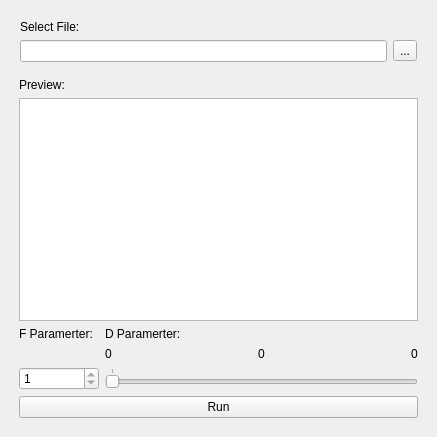
The window that mainwindow.ui (EmanueleGiannuzzi/DCT2_GUI) describes before a commit, drawn with Qt 5.
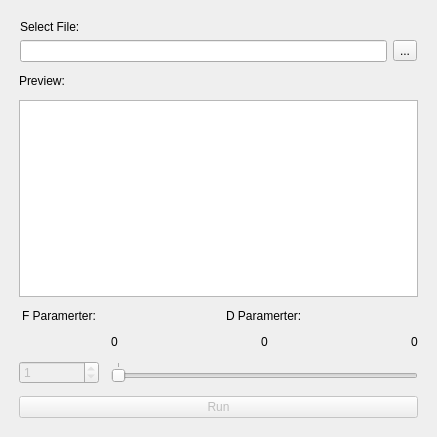
The same window after the commit.

Commit message: Ui tweaks and fixed fftw array cast

What changed in the file:
```diff
--- a/mainwindow.ui
+++ b/mainwindow.ui
@@ -24,7 +24,7 @@
     <item>
      <layout class="QVBoxLayout" name="mainLayout">
       <property name="spacing">
-       <number>6</number>
+       <number>12</number>
       </property>
       <property name="leftMargin">
        <number>10</number>
@@ -51,7 +51,7 @@
           <number>1</number>
          </property>
          <property name="bottomMargin">
-          <number>10</number>
+          <number>0</number>
          </property>
          <item row="0" column="0">
           <widget class="QLabel" name="selectFileLabel">
@@ -96,8 +96,21 @@
       </item>
       <item>
        <layout class="QGridLayout" name="gridLayout">
-        <item row="2" column="0">
+        <item row="0" column="0" alignment="Qt::AlignHCenter">
+         <widget class="QLabel" name="fParamLabel">
+          <property name="text">
+           <string>F Paramerter:</string>
+          </property>
+          <property name="alignment">
+           <set>Qt::AlignBottom|Qt::AlignLeading|Qt::AlignLeft</set>
+          </property>
+         </widget>
+        </item>
+        <item row="3" column="0">
          <widget class="QSpinBox" name="fParamSpinBox">
+          <property name="enabled">
+           <bool>false</bool>
+          </property>
           <property name="minimumSize">
            <size>
             <width>80</width>
@@ -137,37 +150,26 @@
           </item>
          </layout>
         </item>
-        <item row="2" column="1">
-         <layout class="QHBoxLayout" name="horizontalLayout">
-          <item>
-           <widget class="QSlider" name="dParamSlider">
-            <property name="maximum">
-             <number>0</number>
-            </property>
-            <property name="orientation">
-             <enum>Qt::Horizontal</enum>
-            </property>
-            <property name="tickPosition">
-             <enum>QSlider::TicksAbove</enum>
-            </property>
-           </widget>
-          </item>
-         </layout>
-        </item>
-        <item row="0" column="1">
+        <item row="0" column="1" alignment="Qt::AlignHCenter">
          <widget class="QLabel" name="dParamLabel">
           <property name="text">
            <string>D Paramerter:</string>
           </property>
          </widget>
         </item>
-        <item row="0" column="0">
-         <widget class="QLabel" name="fParamLabel">
-          <property name="text">
-           <string>F Paramerter:</string>
+        <item row="3" column="1">
+         <widget class="QSlider" name="dParamSlider">
+          <property name="enabled">
+           <bool>false</bool>
           </property>
-          <property name="alignment">
-           <set>Qt::AlignBottom|Qt::AlignLeading|Qt::AlignLeft</set>
+          <property name="maximum">
+           <number>0</number>
+          </property>
+          <property name="orientation">
+           <enum>Qt::Horizontal</enum>
+          </property>
+          <property name="tickPosition">
+           <enum>QSlider::TicksAbove</enum>
           </property>
          </widget>
         </item>
@@ -177,6 +179,9 @@
        <layout class="QVBoxLayout" name="runLayout">
         <item>
          <widget class="QPushButton" name="runButton">
+          <property name="enabled">
+           <bool>false</bool>
+          </property>
           <property name="text">
            <string>Run</string>
           </property>
```
The commit also changes 2 other files.
